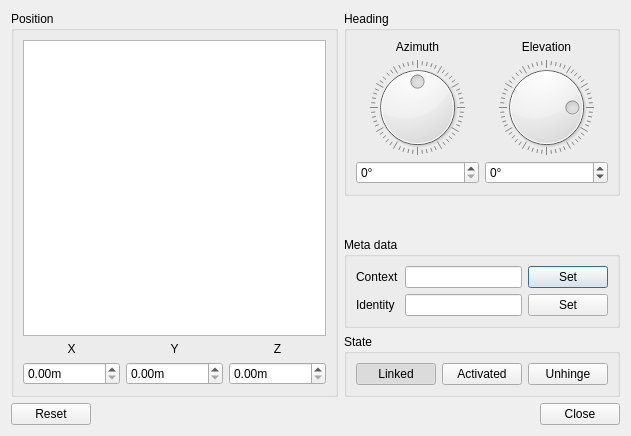
Old version of the form src/mumble/ManualPlugin.ui in the repository mumble-voip/mumble.
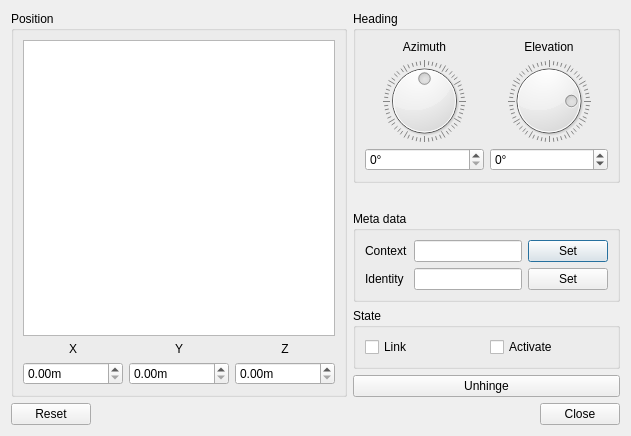
New version of the form.

Commit message:
ManualPlugin: change "Link" and "Activate" buttons to checkboxes, move the "Unhinge" one out of the "State" area
The linked and activated status can now actually be seen.

That was not the case before, possibly because of a bug in the theme.

Patch:
```diff
--- a/src/mumble/ManualPlugin.ui
+++ b/src/mumble/ManualPlugin.ui
@@ -317,24 +317,27 @@
          <property name="title">
           <string>State</string>
          </property>
-         <layout class="QHBoxLayout" name="horizontalLayout">
-          <item>
-           <widget class="QPushButton" name="qpbLinked">
+         <layout class="QGridLayout" name="gridLayout_4">
+          <item row="0" column="0">
+           <widget class="QCheckBox" name="qpbLinked">
+            <property name="enabled">
+             <bool>true</bool>
+            </property>
             <property name="text">
-             <string>Linked</string>
+             <string>Link</string>
             </property>
             <property name="checkable">
              <bool>true</bool>
             </property>
             <property name="checked">
-             <bool>true</bool>
+             <bool>false</bool>
             </property>
            </widget>
           </item>
-          <item>
-           <widget class="QPushButton" name="qpbActivated">
+          <item row="0" column="1">
+           <widget class="QCheckBox" name="qpbActivated">
             <property name="text">
-             <string>Activated</string>
+             <string>Activate</string>
             </property>
             <property name="checkable">
              <bool>true</bool>
@@ -342,6 +345,9 @@
             <property name="checked">
              <bool>false</bool>
             </property>
+           </widget>
+          </item>
+         </layout>
            </widget>
           </item>
           <item>
@@ -352,9 +358,6 @@
            </widget>
           </item>
          </layout>
-        </widget>
-       </item>
-      </layout>
      </item>
     </layout>
    </item>
@@ -366,6 +369,9 @@
      <property name="standardButtons">
       <set>QDialogButtonBox::Close|QDialogButtonBox::Reset</set>
      </property>
+     <property name="centerButtons">
+      <bool>false</bool>
+     </property>
     </widget>
    </item>
   </layout>
```
Lines whose indentation alone changed are shown as unchanged.
